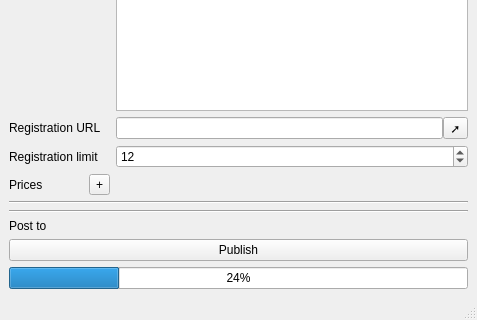
The window that ui/MainWindow.ui (MakeICT/event-creator) describes before a commit, drawn with Qt 5; both pictures show x 0 to 477 and y 373 to 693 of the 477 by 693 pixel window.
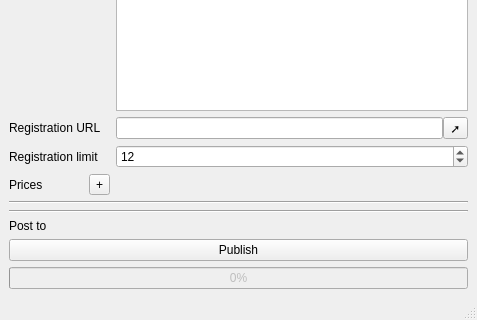
The same window after the commit.

Commit message: Move processing off UI thread; update progress bar; allow cancellations

Patch:
```diff
--- a/ui/MainWindow.ui
+++ b/ui/MainWindow.ui
@@ -273,10 +273,10 @@
     <item>
      <widget class="QProgressBar" name="progressBar">
       <property name="enabled">
-       <bool>true</bool>
+       <bool>false</bool>
       </property>
       <property name="value">
-       <number>24</number>
+       <number>0</number>
       </property>
      </widget>
     </item>
```
The commit also changes 7 other files.
